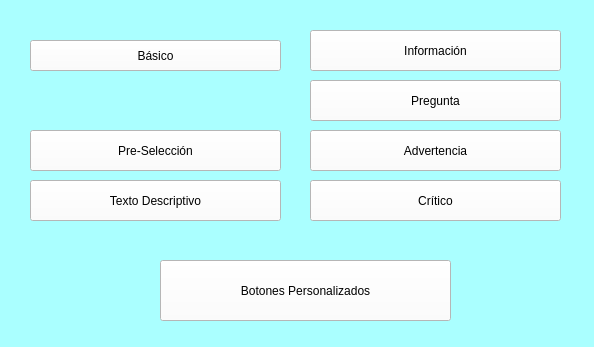
Old version of the form Unidad 4/P_Complemento/P0_MensajesEmergentes.ui in the repository celineazs/PIP_2025_1_Eq3.
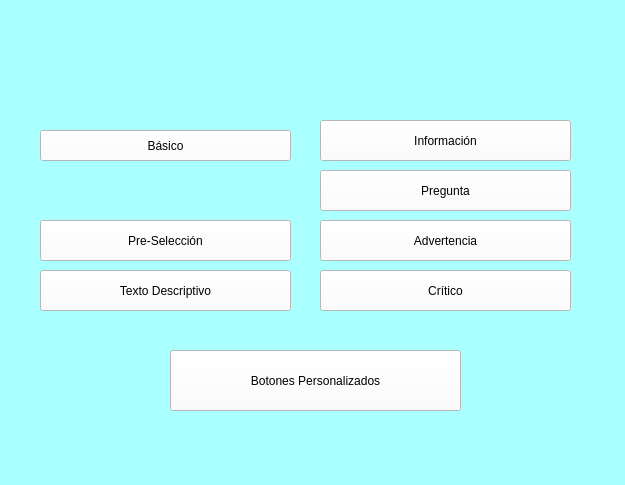
New version of the form. Icons and pictures are not drawn.

The edit to the form file:
```diff
--- a/Unidad 4/P_Complemento/P0_MensajesEmergentes.ui
+++ b/Unidad 4/P_Complemento/P0_MensajesEmergentes.ui
@@ -6,8 +6,8 @@
    <rect>
     <x>0</x>
     <y>0</y>
-    <width>594</width>
-    <height>347</height>
+    <width>625</width>
+    <height>485</height>
    </rect>
   </property>
   <property name="windowTitle">
@@ -20,8 +20,8 @@
    <widget class="QPushButton" name="btn_basico">
     <property name="geometry">
      <rect>
-      <x>30</x>
-      <y>40</y>
+      <x>40</x>
+      <y>130</y>
       <width>251</width>
       <height>31</height>
      </rect>
@@ -37,8 +37,8 @@
    <widget class="QPushButton" name="btn_op_defecto">
     <property name="geometry">
      <rect>
-      <x>30</x>
-      <y>130</y>
+      <x>40</x>
+      <y>220</y>
       <width>251</width>
       <height>41</height>
      </rect>
@@ -54,8 +54,8 @@
    <widget class="QPushButton" name="btn_texto_detallado">
     <property name="geometry">
      <rect>
-      <x>30</x>
-      <y>180</y>
+      <x>40</x>
+      <y>270</y>
       <width>251</width>
       <height>41</height>
      </rect>
@@ -71,8 +71,8 @@
    <widget class="QPushButton" name="btn_informacion">
     <property name="geometry">
      <rect>
-      <x>310</x>
-      <y>30</y>
+      <x>320</x>
+      <y>120</y>
       <width>251</width>
       <height>41</height>
      </rect>
@@ -88,8 +88,8 @@
    <widget class="QPushButton" name="btn_pregunta">
     <property name="geometry">
      <rect>
-      <x>310</x>
-      <y>80</y>
+      <x>320</x>
+      <y>170</y>
       <width>251</width>
       <height>41</height>
      </rect>
@@ -105,8 +105,8 @@
    <widget class="QPushButton" name="btn_advertencia">
     <property name="geometry">
      <rect>
-      <x>310</x>
-      <y>130</y>
+      <x>320</x>
+      <y>220</y>
       <width>251</width>
       <height>41</height>
      </rect>
@@ -122,8 +122,8 @@
    <widget class="QPushButton" name="btn_critico">
     <property name="geometry">
      <rect>
-      <x>310</x>
-      <y>180</y>
+      <x>320</x>
+      <y>270</y>
       <width>251</width>
       <height>41</height>
      </rect>
@@ -139,8 +139,8 @@
    <widget class="QPushButton" name="btn_botones_personalizados">
     <property name="geometry">
      <rect>
-      <x>160</x>
-      <y>260</y>
+      <x>170</x>
+      <y>350</y>
       <width>291</width>
       <height>61</height>
      </rect>
@@ -153,6 +153,72 @@
      <string>Botones Personalizados</string>
     </property>
    </widget>
+   <widget class="QLabel" name="label">
+    <property name="geometry">
+     <rect>
+      <x>480</x>
+      <y>350</y>
+      <width>121</width>
+      <height>101</height>
+     </rect>
+    </property>
+    <property name="styleSheet">
+     <string notr="true"/>
+    </property>
+    <property name="text">
+     <string/>
+    </property>
+    <property name="pixmap">
+     <pixmap resource="../../Archivos/Resources/resource.qrc">:/logos/equipo.png</pixmap>
+    </property>
+    <property name="scaledContents">
+     <bool>true</bool>
+    </property>
+   </widget>
+   <widget class="QLabel" name="label_4">
+    <property name="geometry">
+     <rect>
+      <x>20</x>
+      <y>10</y>
+      <width>211</width>
+      <height>71</height>
+     </rect>
+    </property>
+    <property name="styleSheet">
+     <string notr="true"/>
+    </property>
+    <property name="text">
+     <string/>
+    </property>
+    <property name="pixmap">
+     <pixmap resource="../../Archivos/Resources/resource.qrc">:/logos/log_uat_nuevo.png</pixmap>
+    </property>
+    <property name="scaledContents">
+     <bool>true</bool>
+    </property>
+   </widget>
+   <widget class="QLabel" name="label_2">
+    <property name="geometry">
+     <rect>
+      <x>510</x>
+      <y>10</y>
+      <width>91</width>
+      <height>81</height>
+     </rect>
+    </property>
+    <property name="styleSheet">
+     <string notr="true"/>
+    </property>
+    <property name="text">
+     <string/>
+    </property>
+    <property name="pixmap">
+     <pixmap resource="../../Archivos/Resources/resource.qrc">:/logos/FIT_logo_vertical.png</pixmap>
+    </property>
+    <property name="scaledContents">
+     <bool>true</bool>
+    </property>
+   </widget>
   </widget>
   <widget class="QStatusBar" name="statusbar"/>
  </widget>
```
Left out of the diff: 4 changed lines with no effect on the pictures.
